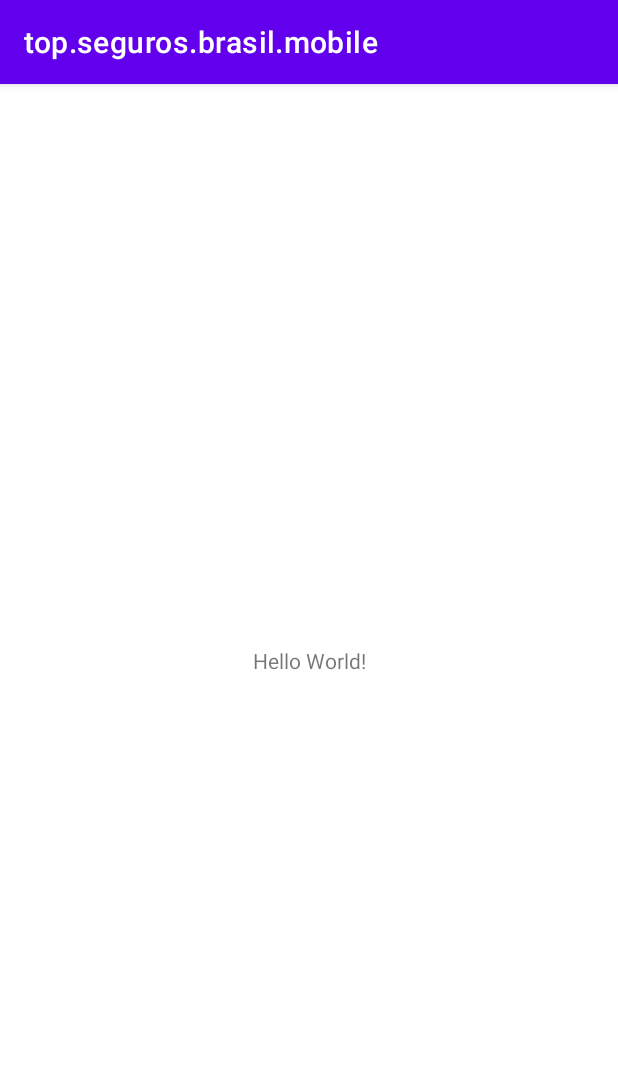
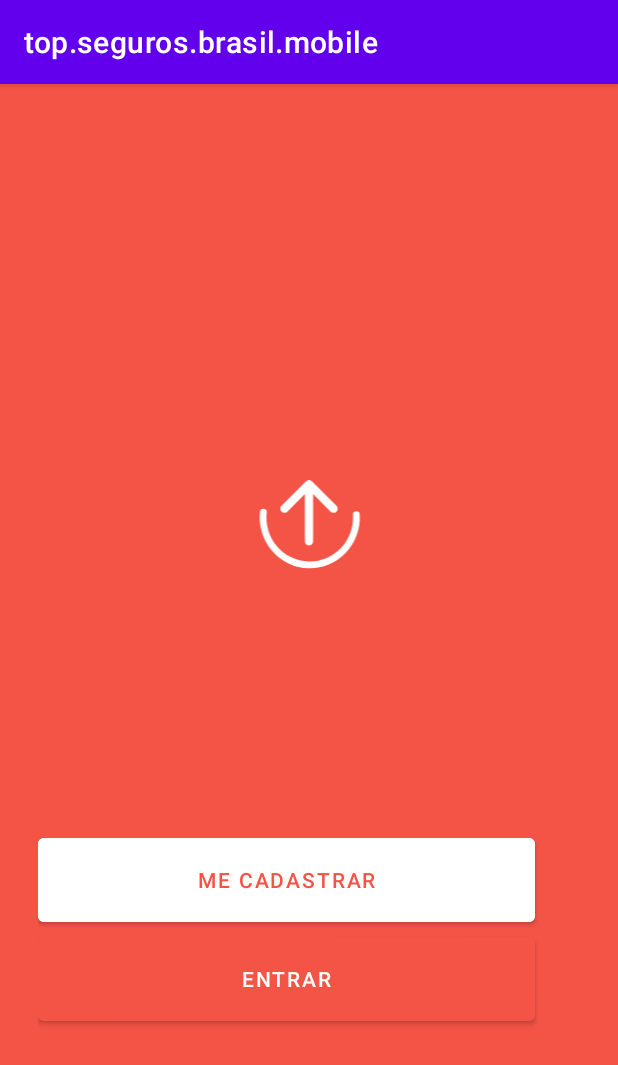
Before and after one commit to Neppale/top.seguros.brasil.mobile, an Android app: the screen it shows after launch (MainActivity), on a phone screen of 412 x 824 dp. Shown: the top 1065 px of the screen. Run offline under Robolectric (Android 15) with nearby library versions, the phone set to English and light mode, and no system bars.

Commit message:
criado tela de login

```diff
--- /dev/null
+++ b/app/src/main/res/drawable/logo_svg.xml
@@ -0,0 +1,16 @@
+<vector xmlns:android="http://schemas.android.com/apk/res/android"
+    android:width="87dp"
+    android:height="87dp"
+    android:viewportWidth="87"
+    android:viewportHeight="87">
+  <path
+      android:pathData="M43.5,62.143C42.779,62.143 42.087,61.856 41.577,61.347C41.068,60.837 40.781,60.145 40.781,59.424L40.781,27.925L29.112,39.599C28.86,39.852 28.559,40.052 28.229,40.189C27.899,40.326 27.545,40.396 27.188,40.396C26.83,40.396 26.476,40.326 26.146,40.189C25.816,40.052 25.515,39.852 25.263,39.599C25.01,39.346 24.809,39.046 24.673,38.716C24.536,38.386 24.465,38.032 24.465,37.674C24.465,37.317 24.536,36.963 24.673,36.632C24.809,36.302 25.01,36.002 25.263,35.749L41.575,19.437C41.828,19.184 42.128,18.983 42.458,18.846C42.788,18.708 43.142,18.638 43.5,18.638C43.858,18.638 44.212,18.708 44.542,18.846C44.872,18.983 45.172,19.184 45.425,19.437L61.737,35.749C61.99,36.002 62.191,36.302 62.327,36.632C62.464,36.963 62.535,37.317 62.535,37.674C62.535,38.032 62.464,38.386 62.327,38.716C62.191,39.046 61.99,39.346 61.737,39.599C61.227,40.11 60.535,40.396 59.813,40.396C59.455,40.396 59.101,40.326 58.771,40.189C58.44,40.052 58.14,39.852 57.888,39.599L46.219,27.925L46.219,59.424C46.219,60.145 45.932,60.837 45.422,61.347C44.913,61.856 44.221,62.143 43.5,62.143V62.143Z"
+      android:fillColor="#ffffff"
+      android:fillType="evenOdd"/>
+  <path
+      android:pathData="M74.94,41.61C75.207,45.963 74.579,50.324 73.095,54.417C71.61,58.509 69.302,62.244 66.317,65.383C63.332,68.523 59.736,70.998 55.756,72.652C51.777,74.306 47.502,75.102 43.203,74.99C38.904,74.878 34.675,73.859 30.784,72.001C26.894,70.141 23.428,67.482 20.606,64.191C17.785,60.9 15.669,57.05 14.394,52.886C13.119,48.721 12.712,44.333 13.2,40"
+      android:strokeWidth="4.5"
+      android:fillColor="#00000000"
+      android:strokeColor="#ffffff"
+      android:strokeLineCap="round"/>
+</vector>
--- a/app/src/main/res/layout/activity_main.xml
+++ b/app/src/main/res/layout/activity_main.xml
@@ -1,18 +1,57 @@
 <?xml version="1.0" encoding="utf-8"?>
-<androidx.constraintlayout.widget.ConstraintLayout xmlns:android="http://schemas.android.com/apk/res/android"
+<LinearLayout xmlns:android="http://schemas.android.com/apk/res/android"
     xmlns:app="http://schemas.android.com/apk/res-auto"
     xmlns:tools="http://schemas.android.com/tools"
     android:layout_width="match_parent"
     android:layout_height="match_parent"
+    android:background="#F45446"
+    android:orientation="vertical"
+    android:padding="25dp"
     tools:context=".MainActivity">
 
-    <TextView
-        android:layout_width="wrap_content"
+    <view
+        android:id="@+id/view2"
+        class="androidx.appcompat.widget.ActionMenuView"
+        android:layout_width="match_parent"
+        android:layout_height="220dp" />
+
+    <ImageView
+        android:id="@+id/imageView"
+        android:layout_width="match_parent"
         android:layout_height="wrap_content"
-        android:text="Hello World!"
-        app:layout_constraintBottom_toBottomOf="parent"
-        app:layout_constraintEnd_toEndOf="parent"
-        app:layout_constraintStart_toStartOf="parent"
-        app:layout_constraintTop_toTopOf="parent" />
+        app:srcCompat="@drawable/logo_svg" />
 
-</androidx.constraintlayout.widget.ConstraintLayout>
+    <view
+        android:id="@+id/view"
+        class="androidx.appcompat.widget.ActionMenuView"
+        android:layout_width="match_parent"
+        android:layout_height="170dp" />
+
+    <Button
+        android:id="@+id/me_cadastrar"
+        android:layout_width="331dp"
+        android:layout_height="56dp"
+        android:backgroundTint="#FFFFFF"
+        android:insetTop="0dp"
+        android:insetBottom="0dp"
+        android:text="ME CADASTRAR"
+        android:textColor="#F45446"
+        app:iconPadding="0dp" />
+
+    <view
+        android:id="@+id/view3"
+        class="androidx.appcompat.widget.ActionMenuView"
+        android:layout_width="match_parent"
+        android:layout_height="10dp" />
+
+    <Button
+        android:id="@+id/entrar"
+        android:layout_width="331dp"
+        android:layout_height="56dp"
+        android:backgroundTint="#F45446"
+        android:insetTop="0dp"
+        android:insetBottom="0dp"
+        android:text="ENTRAR"
+        android:textColor="#FFFFFF" />
+
+</LinearLayout>
```
Also changed, not shown: app/src/main/res/drawable/img/logo-svg.svg (added), app/src/main/res/drawable/img/logo_tsb.png (added).
